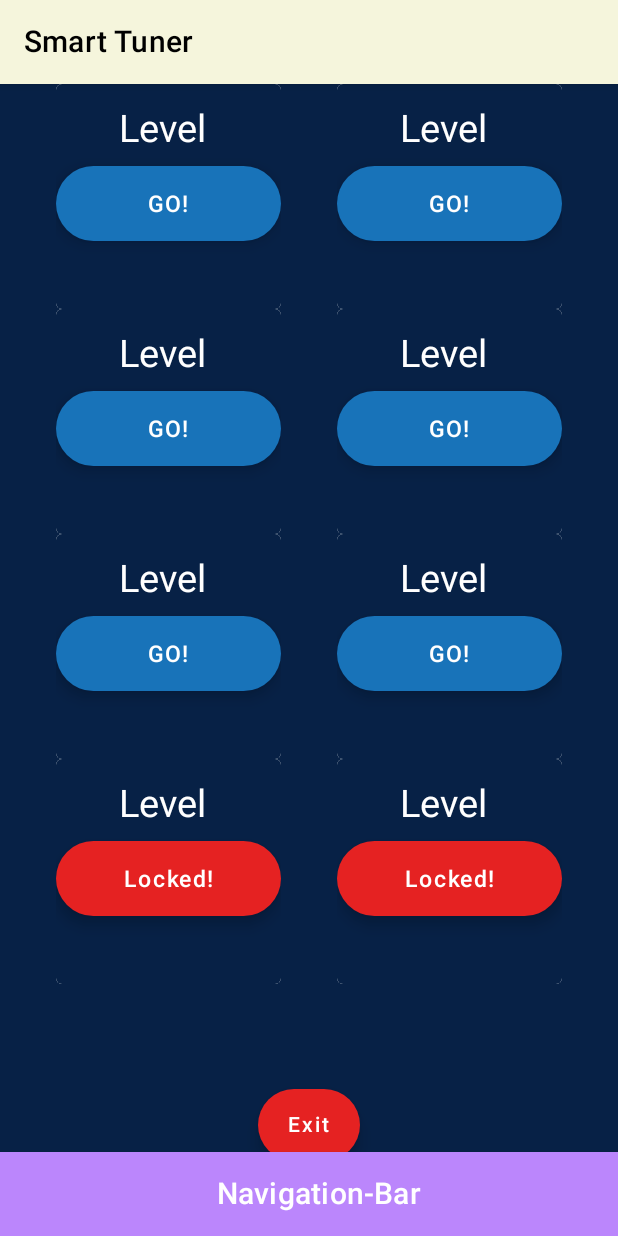
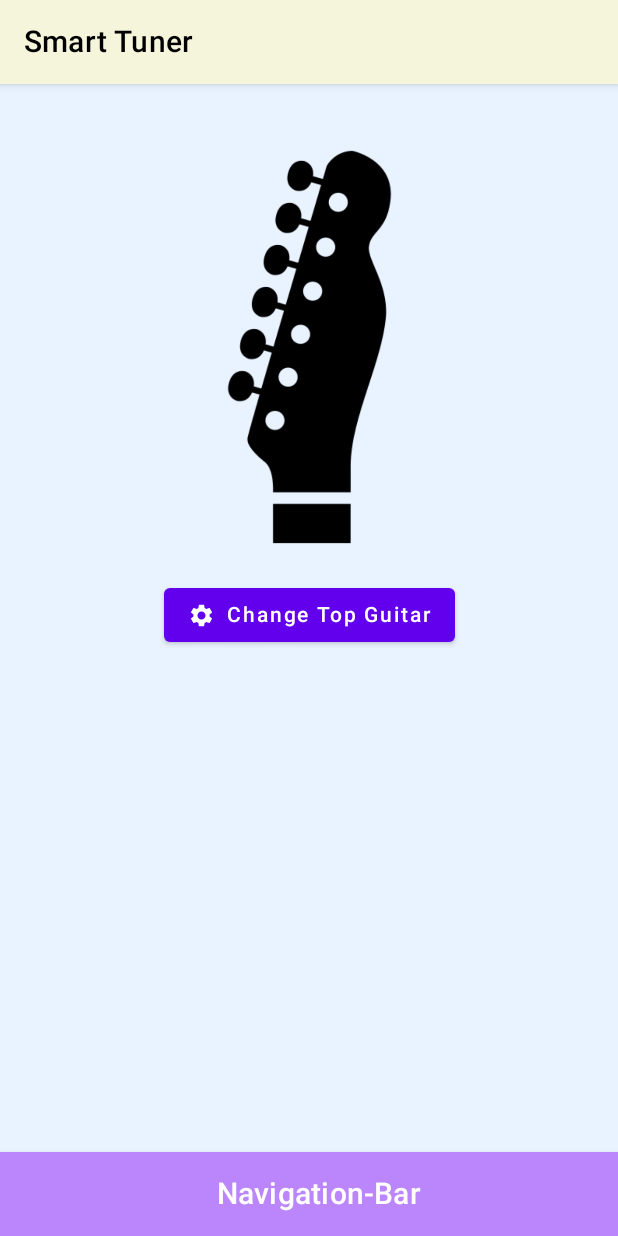
Before and after one commit to DaniValido23/Smart-Tuner-App, an Android app built with Jetpack Compose: the screen it shows after launch (MainActivity), on a phone screen of 412 x 824 dp. Run offline under Robolectric (Android 15) with nearby library versions, the phone set to English and light mode, and no system bars.

Commit message:
Avances del dia

```diff
--- /dev/null
+++ b/app/src/main/java/com/example/firstappmobilecompose/Components.kt
@@ -0,0 +1 @@
+package com.example.firstappmobilecompose
--- a/app/src/main/java/com/example/firstappmobilecompose/MainActivity.kt
+++ b/app/src/main/java/com/example/firstappmobilecompose/MainActivity.kt
@@ -1,5 +1,6 @@
 package com.example.firstappmobilecompose
 
+import android.graphics.drawable.Icon
 import android.icu.text.CaseMap
 import android.media.ThumbnailUtils
 import android.os.Bundle
@@ -16,12 +17,15 @@ import androidx.compose.foundation.layout.*
 import androidx.compose.foundation.lazy.LazyColumn
 import androidx.compose.foundation.shape.CircleShape
 import androidx.compose.material.*
+import androidx.compose.material.icons.Icons
+import androidx.compose.material.icons.filled.Settings
 import androidx.compose.runtime.Composable
 import androidx.compose.runtime.NonRestartableComposable
 import androidx.compose.ui.Alignment
 import androidx.compose.ui.Modifier
 import androidx.compose.ui.geometry.Size
 import androidx.compose.ui.graphics.Color
+import androidx.compose.ui.graphics.vector.ImageVector
 import androidx.compose.ui.platform.LocalContext
 import androidx.compose.ui.res.colorResource
 import androidx.compose.ui.res.painterResource
@@ -36,11 +40,11 @@ class MainActivity : ComponentActivity() {
         super.onCreate(savedInstanceState)
         setContent {
             //ViewPagePrincipal()
-            ViewPageEarTraining()
+            //ViewPageEarTraining()
+            ViewPageTuner()
         }
     }
 }
-
 
 //Scaffold
 @Preview
@@ -54,16 +58,26 @@ fun ViewPagePrincipal() {
 
 @Preview
 @Composable
-fun ViewPageEarTraining(){
+fun ViewPageEarTraining() {
     Scaffold(
-        topBar = { Toolbar()},
-        content = { PageEarTraining()},
-        bottomBar = { Bottombar()}
+        topBar = { Toolbar() },
+        content = { PageEarTraining() },
+        bottomBar = { Bottombar() }
     )
 }
 
+@Preview
+@Composable
+fun ViewPageTuner(){
+    Scaffold(
+        topBar = { Toolbar() },
+        content = { PageTuner()},
+        bottomBar = { Bottombar() }
+    )
+}
+
+
 //TopAppBar---->Smart Tuner
-
 @Composable
 fun Toolbar() {
     TopAppBar(
@@ -72,11 +86,17 @@ fun Toolbar() {
     )
 }
 
-
 @Composable
-fun Bottombar(){
+fun Bottombar() {
     TopAppBar(
-        title = { Text(text = "Navigation-Bar",color=Color.White, modifier = Modifier.fillMaxWidth(), textAlign = TextAlign.Center)},
+        title = {
+            Text(
+                text = "Navigation-Bar",
+                color = Color.White,
+                modifier = Modifier.fillMaxWidth(),
+                textAlign = TextAlign.Center
+            )
+        },
         backgroundColor = colorResource(id = R.color.purple_200)
     )
 }
@@ -101,7 +121,6 @@ fun PagePrincipal() {
                 textAlign = TextAlign.Center
             )
 
-
             Image(
                 modifier = Modifier
                     .fillMaxWidth()
@@ -119,10 +138,7 @@ fun PagePrincipal() {
                     .fillMaxWidth()
                     .absolutePadding(0.dp, 80.dp, 0.dp, 20.dp),
                 textAlign = TextAlign.Center,
-
-
-                )
-
+            )
 
             Column(
                 modifier = Modifier
@@ -137,22 +153,13 @@ fun PagePrincipal() {
                     text = { (Text(text = "Go Tune!", color = Color.White)) },
                     modifier = Modifier.absolutePadding(0.dp, 10.dp, 0.dp, 100.dp)
                 )
-
-
             }
-
             ButtonExit()
-
         }
-
     }
 }
 
-
-
-
-
-
+//Vista juego de entrenamiento de oido
 @Composable
 fun PageEarTraining() {
     LazyColumn(
@@ -173,9 +180,32 @@ fun PageEarTraining() {
     }
 }
 
+//Vista Afinador
+@Preview
+@Composable
+fun PageTuner() {
+    LazyColumn(
+        modifier = Modifier
+            .fillMaxSize()
+            .background(colorResource(id = R.color.Background_color_for_black))
+    ) {
+        item {
+            Spacer(modifier = Modifier.height(30.dp))
+            Image(
+                modifier = Modifier
+                    .fillMaxWidth()
+                    .size(300.dp)
+                    .height(400.dp),
+                painter = painterResource(id = R.drawable.top_electric_guitar),
+                contentDescription = "Smart Tuner"
+            )
+            ButtonChangeTopGuitar()
+        }
+    }
+}
 
 @Composable
-fun RowButtonLevel(){
+fun RowButtonLevel() {
     Column(modifier = Modifier.fillMaxHeight(), verticalArrangement = Arrangement.SpaceAround) {
         Row(modifier = Modifier.fillMaxWidth(), horizontalArrangement = Arrangement.SpaceEvenly) {
             ButtonLevels()
@@ -185,7 +215,7 @@ fun RowButtonLevel(){
 }
 
 @Composable
-fun RowButtonLevelLocked(){
+fun RowButtonLevelLocked() {
     Column(modifier = Modifier.fillMaxHeight(), verticalArrangement = Arrangement.SpaceAround) {
         Row(modifier = Modifier.fillMaxWidth(), horizontalArrangement = Arrangement.SpaceEvenly) {
             ButtonLevelsLocked()
@@ -195,17 +225,17 @@ fun RowButtonLevelLocked(){
 }
 
 
-
-
+//Botones Levels Unlocked
 @Composable
-fun ButtonLevels(){
+fun ButtonLevels() {
     Card(elevation = 0.dp, modifier = Modifier.size(150.dp)) {
         Column(
             modifier = Modifier.background(colorResource(id = R.color.MainBlue))
         ) {
-            Text(text = "Level",
+            Text(
+                text = "Level",
                 color = Color.White,
-                modifier = Modifier.absolutePadding(42.dp,15.dp,0.dp,0.dp),
+                modifier = Modifier.absolutePadding(42.dp, 15.dp, 0.dp, 0.dp),
                 fontSize = 25.sp
 
             )
@@ -213,24 +243,28 @@ fun ButtonLevels(){
             Spacer(modifier = Modifier.height(10.dp))
 
             ExtendedFloatingActionButton(
-                text = { Text(text = "GO!", color = Color.White, fontSize = 15.sp)},
-                modifier = Modifier.size(150.dp,50.dp),
+                text = { Text(text = "GO!", color = Color.White, fontSize = 15.sp) },
+                modifier = Modifier.size(150.dp, 50.dp),
                 onClick = { /*TODO*/ },
-                backgroundColor = colorResource(id = R.color.Blue_Buttom))
+                backgroundColor = colorResource(id = R.color.Blue_Buttom)
+            )
             Spacer(modifier = Modifier.height(10.dp))
         }
     }
 }
 
+
+//Botones Locked
 @Composable
-fun ButtonLevelsLocked(){
+fun ButtonLevelsLocked() {
     Card(elevation = 0.dp, modifier = Modifier.size(150.dp)) {
         Column(
             modifier = Modifier.background(colorResource(id = R.color.MainBlue))
         ) {
-            Text(text = "Level",
+            Text(
+                text = "Level",
                 color = Color.White,
-                modifier = Modifier.absolutePadding(42.dp,15.dp,0.dp,0.dp),
+                modifier = Modifier.absolutePadding(42.dp, 15.dp, 0.dp, 0.dp),
                 fontSize = 25.sp
 
             )
@@ -238,22 +272,22 @@ fun ButtonLevelsLocked(){
             Spacer(modifier = Modifier.height(10.dp))
 
             ExtendedFloatingActionButton(
-                text = { Text(text = "Locked!", color = Color.White, fontSize = 15.sp)},
-                modifier = Modifier.size(150.dp,50.dp),
+                text = { Text(text = "Locked!", color = Color.White, fontSize = 15.sp) },
+                modifier = Modifier.size(150.dp, 50.dp),
                 onClick = { /*TODO*/ },
-                backgroundColor = colorResource(id = R.color.Red_Exit))
+                backgroundColor = colorResource(id = R.color.Red_Exit)
+            )
             Spacer(modifier = Modifier.height(10.dp))
         }
     }
-
 }
 
+//Boton de Exit
 @Composable
-fun ButtonExit(){
+fun ButtonExit() {
     Column(
         modifier = Modifier
-            .fillMaxWidth()
-            .fillMaxHeight(),
+            .fillMaxSize(),
         verticalArrangement = Arrangement.Center,
         horizontalAlignment = Alignment.CenterHorizontally
     ) {
@@ -265,6 +299,28 @@ fun ButtonExit(){
     }
 }
 
+@Composable
+fun ButtonChangeTopGuitar() {
+    Column(
+        modifier = Modifier.
+        fillMaxSize(),
+        verticalArrangement = Arrangement.Center,
+        horizontalAlignment = Alignment.CenterHorizontally
+    ) {
+        Button(onClick = { /*TODO*/ }) {
+            Icon(
+                imageVector = Icons.Default.Settings,
+                contentDescription = null,
+                modifier = Modifier.size(ButtonDefaults.IconSize)
+            )
+            Spacer(Modifier.size(ButtonDefaults.IconSpacing))
+            Text(text = "Change Top Guitar")
+        }
+    }
+}
+
+
+/////////////////////////////////////////////////////////////
 
 
 
--- /dev/null
+++ b/app/src/main/java/com/example/firstappmobilecompose/PageEarTraining.kt
@@ -0,0 +1 @@
+package com.example.firstappmobilecompose
--- /dev/null
+++ b/app/src/main/java/com/example/firstappmobilecompose/PageTuner.kt
@@ -0,0 +1 @@
+package com.example.firstappmobilecompose
--- a/app/src/main/res/values/colors.xml
+++ b/app/src/main/res/values/colors.xml
@@ -14,4 +14,5 @@
     <color name="Blue_Buttom">#1873B9</color>
     <color name="Buttom_Levels">#5916E6</color>
     <color name="Secondary_Color">#F5F5DC</color>
+    <color name="Background_color_for_black">#e9f3ff</color>
 </resources>
```
Also changed, not shown: app/src/main/res/drawable/top_acoustic_electric_guitar.png (added), app/src/main/res/drawable/top_acoustic_guitar.png (added), app/src/main/res/drawable/top_electric_guitar.png (added).
